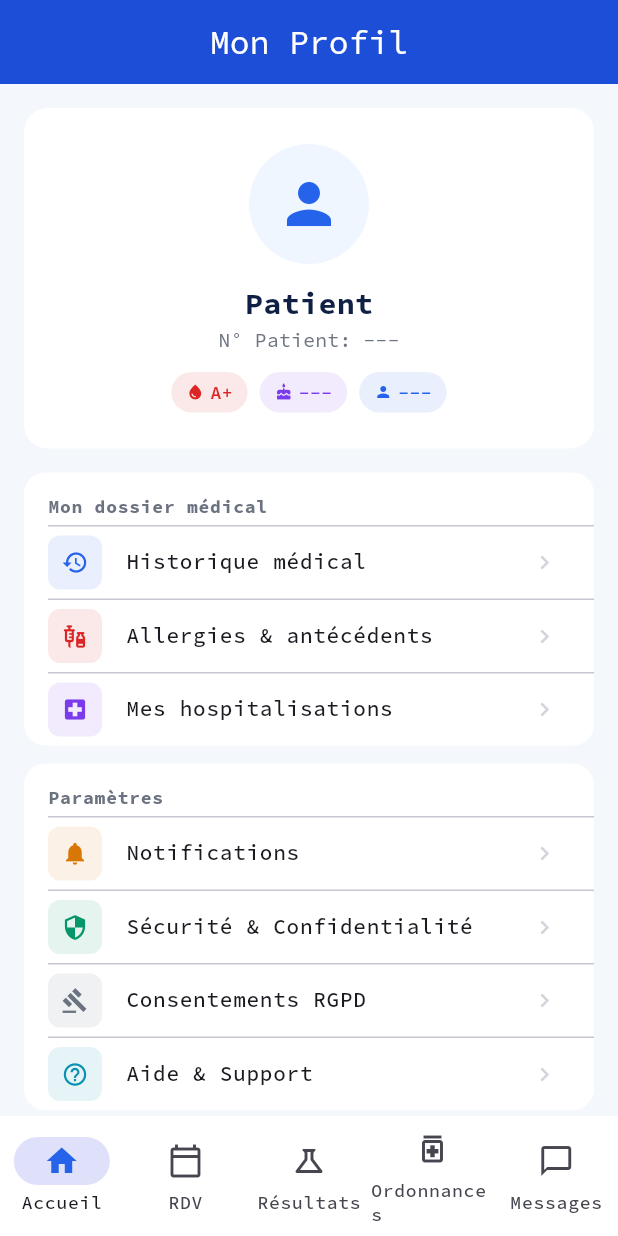
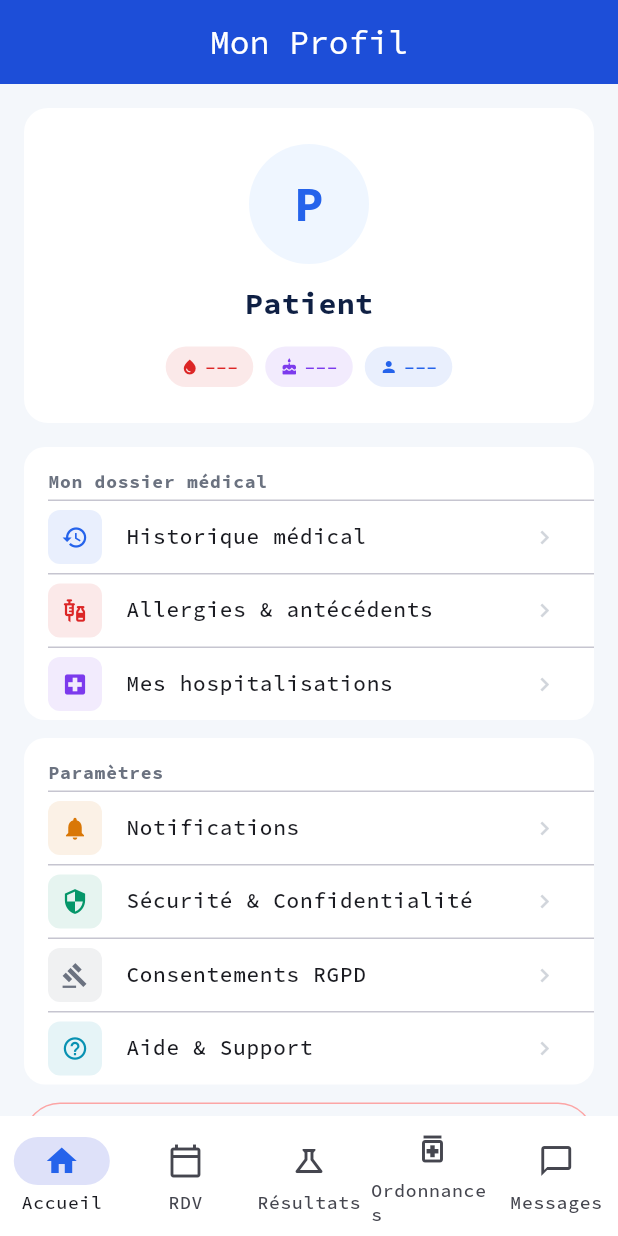
Before and after one commit to jiminmadingou-code/sghl, a Flutter app: the ProfileScreen screen opened by its route, on a phone screen of 412 x 824 dp. Run offline on Flutter 3.47's test engine with Material 3 defaults, Android fonts, the phone set to English and light mode, and no system bars; our stand-ins replace dio, flutter_riverpod, flutter_secure_storage, go_router, google_fonts, shared_preferences; accounts and stored records are empty; network calls fail.

Commit message:
fix: affichage nom patient connecte, stockage user_data en JSON, suppression Mamadou Diallo

```diff
--- a/mobile/patient_app/lib/screens/profile_screen.dart
+++ b/mobile/patient_app/lib/screens/profile_screen.dart
@@ -1,10 +1,10 @@
+import 'dart:convert';
 import 'package:flutter/material.dart';
 import 'package:go_router/go_router.dart';
 import '../services/api_service.dart';
 
 class ProfileScreen extends StatefulWidget {
   const ProfileScreen({super.key});
-
   @override
   State<ProfileScreen> createState() => _ProfileScreenState();
 }
@@ -23,68 +23,67 @@ class _ProfileScreenState extends State<ProfileScreen> {
 
   Future<void> _loadData() async {
     try {
-      // Lire les données utilisateur stockées après login/inscription
       final userDataStr = await secureStorage.read(key: 'user_data');
       Map<String, dynamic>? user;
       if (userDataStr != null) {
         try {
-          user = {
-            'username': userDataStr,
-          };
-        } catch (_) {}
+          user = jsonDecode(userDataStr) as Map<String, dynamic>;
+        } catch (_) {
+          user = {'username': userDataStr};
+        }
       }
 
-      // Essayer de récupérer le profil complet depuis l'API
       try {
         final profile = await apiService.getMyProfile();
-        setState(() {
-          _user = user;
-          _patient = profile;
-          _loading = false;
-        });
+        if (mounted) setState(() { _user = user; _patient = profile; _loading = false; });
       } catch (_) {
-        // Si l'API ne retourne rien, utiliser les données stockées
-        setState(() {
-          _user = user;
-          _loading = false;
-        });
+        if (mounted) setState(() { _user = user; _loading = false; });
       }
     } catch (e) {
-      setState(() {
-        _error = 'Impossible de charger le profil.';
-        _loading = false;
-      });
+      if (mounted) setState(() { _error = 'Impossible de charger le profil.'; _loading = false; });
     }
   }
 
   String _getFullName() {
     if (_patient != null) {
+      final prenom = (_patient!['prenom'] ?? '').toString();
       final nom = (_patient!['nom'] ?? '').toString();
-      final prenom = (_patient!['prenom'] ?? '').toString();
-      if (nom.isNotEmpty || prenom.isNotEmpty) {
-        return '${prenom} $nom'.trim();
-      }
+      if (prenom.isNotEmpty || nom.isNotEmpty) return '$prenom $nom'.trim();
     }
     if (_user != null) {
+      final fn = _user!['full_name']?.toString() ?? '';
+      if (fn.isNotEmpty) return fn;
+      final first = _user!['first_name']?.toString() ?? '';
+      final last = _user!['last_name']?.toString() ?? '';
+      if (first.isNotEmpty || last.isNotEmpty) return '$first $last'.trim();
       return _user!['username']?.toString() ?? 'Patient';
     }
     return 'Patient';
   }
 
+  String _getEmail() {
+    if (_user != null && _user!['email'] != null) return _user!['email'].toString();
+    return '';
+  }
+
   String _getPatientNumber() {
-    if (_patient != null && _patient!['id'] != null) {
-      return 'N° Patient: ${_patient!['id']}';
-    }
-    return 'N° Patient: ---';
+    if (_patient != null && _patient!['id'] != null) return 'N° ${_patient!['id']}';
+    return '';
   }
 
   String _getAge() {
     if (_patient != null && _patient!['date_naissance'] != null) {
       try {
-        final parts = (_patient!['date_naissance'] ?? '').toString().split('/');
-        if (parts.length == 3) {
-          final birthYear = int.parse(parts[2]);
-          final age = DateTime.now().year - birthYear;
+        final raw = _patient!['date_naissance'].toString();
+        DateTime? dob;
+        if (raw.contains('-')) {
+          dob = DateTime.parse(raw);
+        } else if (raw.contains('/')) {
+          final p = raw.split('/');
+          dob = DateTime(int.parse(p[2]), int.parse(p[1]), int.parse(p[0]));
+        }
+        if (dob != null) {
+          final age = DateTime.now().year - dob.year;
           return '$age ans';
         }
       } catch (_) {}
@@ -102,10 +101,10 @@ class _ProfileScreenState extends State<ProfileScreen> {
   }
 
   String _getBloodType() {
-    if (_patient != null && _patient!['groupe_sanguin'] != null) {
+    if (_patient != null && (_patient!['groupe_sanguin'] ?? '').toString().isNotEmpty) {
       return _patient!['groupe_sanguin'].toString();
     }
-    return 'A+'; // Valeur par défaut
+    return '---';
   }
 
   @override
@@ -116,113 +115,61 @@ class _ProfileScreenState extends State<ProfileScreen> {
       body: _loading
           ? const Center(child: CircularProgressIndicator())
           : _error != null
-              ? Center(
-                  child: Column(
-                    mainAxisAlignment: MainAxisAlignment.center,
-                    children: [
+              ? Center(child: Column(mainAxisAlignment: MainAxisAlignment.center, children: [
                   const Icon(Icons.error_outline, size: 48, color: Color(0xFFDC2626)),
                   const SizedBox(height: 16),
                   Text(_error!, style: const TextStyle(color: Color(0xFFDC2626))),
                   const SizedBox(height: 16),
-                      ElevatedButton(
-                        onPressed: () => setState(() { _loading = true; _error = null; }),
-                        child: const Text('Réessayer'),
-                      ),
-                    ],
-                  ),
-                )
+                  ElevatedButton(onPressed: () => setState(() { _loading = true; _error = null; _loadData(); }), child: const Text('Réessayer')),
+                ]))
               : SingleChildScrollView(
                   padding: const EdgeInsets.all(16),
-                  child: Column(
-                    children: [
+                  child: Column(children: [
+                    // Carte profil
                     Container(
                       padding: const EdgeInsets.all(24),
-                        decoration: BoxDecoration(
-                            color: Colors.white, borderRadius: BorderRadius.circular(16)),
-                        child: Column(
-                          children: [
+                      decoration: BoxDecoration(color: Colors.white, borderRadius: BorderRadius.circular(16)),
+                      child: Column(children: [
                         CircleAvatar(
                           radius: 40,
                           backgroundColor: const Color(0xFFEFF6FF),
-                              child: const Icon(Icons.person,
-                                  size: 44, color: Color(0xFF2563EB)),
+                          child: Text(
+                            _getFullName().isNotEmpty ? _getFullName()[0].toUpperCase() : 'P',
+                            style: const TextStyle(fontSize: 32, fontWeight: FontWeight.w700, color: Color(0xFF2563EB)),
+                          ),
                         ),
                         const SizedBox(height: 12),
-                            Text(
-                              _getFullName(),
-                              style: const TextStyle(
-                                  fontSize: 20,
-                                  fontWeight: FontWeight.w700,
-                                  color: Color(0xFF0F2044)),
-                            ),
-                            Text(
-                              _getPatientNumber(),
-                              style: const TextStyle(
-                                  fontSize: 13, color: Color(0xFF6B7280)),
-                            ),
-                            const SizedBox(height: 12),
-                            Row(
-                              mainAxisAlignment: MainAxisAlignment.center,
-                              children: [
-                                _InfoChip(
-                                    label: _getBloodType(),
-                                    icon: Icons.water_drop,
-                                    color: const Color(0xFFDC2626)),
+                        Text(_getFullName(), style: const TextStyle(fontSize: 20, fontWeight: FontWeight.w700, color: Color(0xFF0F2044))),
+                        if (_getEmail().isNotEmpty) ...[
+                          const SizedBox(height: 4),
+                          Text(_getEmail(), style: const TextStyle(fontSize: 13, color: Color(0xFF6B7280))),
+                        ],
+                        if (_getPatientNumber().isNotEmpty) ...[
+                          const SizedBox(height: 2),
+                          Text(_getPatientNumber(), style: const TextStyle(fontSize: 12, color: Color(0xFF9CA3AF))),
+                        ],
+                        const SizedBox(height: 14),
+                        Row(mainAxisAlignment: MainAxisAlignment.center, children: [
+                          _InfoChip(label: _getBloodType(), icon: Icons.water_drop, color: const Color(0xFFDC2626)),
                           const SizedBox(width: 8),
-                                _InfoChip(
-                                    label: _getAge(),
-                                    icon: Icons.cake,
-                                    color: const Color(0xFF7C3AED)),
+                          _InfoChip(label: _getAge(), icon: Icons.cake, color: const Color(0xFF7C3AED)),
                           const SizedBox(width: 8),
-                                _InfoChip(
-                                    label: _getGender(),
-                                    icon: Icons.person,
-                                    color: const Color(0xFF2563EB)),
-                              ],
-                            ),
-                          ],
-                        ),
+                          _InfoChip(label: _getGender(), icon: Icons.person, color: const Color(0xFF2563EB)),
+                        ]),
+                      ]),
                     ),
                     const SizedBox(height: 16),
                     _MenuSection(title: 'Mon dossier médical', items: [
-                        _MenuItem(
-                            icon: Icons.history,
-                            label: 'Historique médical',
-                            color: const Color(0xFF2563EB),
-                            onTap: () {}),
-                        _MenuItem(
-                            icon: Icons.vaccines,
-                            label: 'Allergies & antécédents',
-                            color: const Color(0xFFDC2626),
-                            onTap: () {}),
-                        _MenuItem(
-                            icon: Icons.local_hospital,
-                            label: 'Mes hospitalisations',
-                            color: const Color(0xFF7C3AED),
-                            onTap: () {}),
+                      _MenuItem(icon: Icons.history, label: 'Historique médical', color: const Color(0xFF2563EB), onTap: () {}),
+                      _MenuItem(icon: Icons.vaccines, label: 'Allergies & antécédents', color: const Color(0xFFDC2626), onTap: () {}),
+                      _MenuItem(icon: Icons.local_hospital, label: 'Mes hospitalisations', color: const Color(0xFF7C3AED), onTap: () {}),
                     ]),
                     const SizedBox(height: 12),
                     _MenuSection(title: 'Paramètres', items: [
-                        _MenuItem(
-                            icon: Icons.notifications,
-                            label: 'Notifications',
-                            color: const Color(0xFFD97706),
-                            onTap: () {}),
-                        _MenuItem(
-                            icon: Icons.security,
-                            label: 'Sécurité & Confidentialité',
-                            color: const Color(0xFF059669),
-                            onTap: () {}),
-                        _MenuItem(
-                            icon: Icons.gavel,
-                            label: 'Consentements RGPD',
-                            color: const Color(0xFF6B7280),
-                            onTap: () {}),
-                        _MenuItem(
-                            icon: Icons.help_outline,
-                            label: 'Aide & Support',
-                            color: const Color(0xFF0891B2),
-                            onTap: () {}),
+                      _MenuItem(icon: Icons.notifications, label: 'Notifications', color: const Color(0xFFD97706), onTap: () {}),
+                      _MenuItem(icon: Icons.security, label: 'Sécurité & Confidentialité', color: const Color(0xFF059669), onTap: () {}),
+                      _MenuItem(icon: Icons.gavel, label: 'Consentements RGPD', color: const Color(0xFF6B7280), onTap: () {}),
+                      _MenuItem(icon: Icons.help_outline, label: 'Aide & Support', color: const Color(0xFF0891B2), onTap: () {}),
                     ]),
                     const SizedBox(height: 12),
                     SizedBox(
@@ -232,26 +179,17 @@ class _ProfileScreenState extends State<ProfileScreen> {
                           await apiService.logout();
                           if (context.mounted) context.go('/login');
                         },
-                          icon: const Icon(Icons.logout,
-                              color: Color(0xFFDC2626)),
-                          label: const Text(
-                              'Se déconnecter',
-                              style: TextStyle(
-                                  color: Color(0xFFDC2626))),
+                        icon: const Icon(Icons.logout, color: Color(0xFFDC2626)),
+                        label: const Text('Se déconnecter', style: TextStyle(color: Color(0xFFDC2626))),
                         style: OutlinedButton.styleFrom(
-                              side: const BorderSide(
-                                  color: Color(0xFFFCA5A5)),
-                              padding: const EdgeInsets.symmetric(
-                                  vertical: 14)),
+                          side: const BorderSide(color: Color(0xFFFCA5A5)),
+                          padding: const EdgeInsets.symmetric(vertical: 14),
+                        ),
                       ),
                     ),
                     const SizedBox(height: 24),
-                      const Text(
-                          'CHU SGHL v1.0.0 · Données sécurisées HDS',
-                          style: TextStyle(
-                              fontSize: 11, color: Color(0xFF9CA3AF))),
-                    ],
-                  ),
+                    const Text('CHU SGHL v1.0.0 · Données sécurisées HDS', style: TextStyle(fontSize: 11, color: Color(0xFF9CA3AF))),
+                  ]),
                 ),
     );
   }
@@ -268,14 +206,11 @@ class _InfoChip extends StatelessWidget {
     return Container(
       padding: const EdgeInsets.symmetric(horizontal: 10, vertical: 5),
       decoration: BoxDecoration(color: color.withOpacity(0.1), borderRadius: BorderRadius.circular(20)),
-      child: Row(
-        mainAxisSize: MainAxisSize.min,
-        children: [
+      child: Row(mainAxisSize: MainAxisSize.min, children: [
         Icon(icon, size: 12, color: color),
         const SizedBox(width: 4),
         Text(label, style: TextStyle(fontSize: 12, fontWeight: FontWeight.w600, color: color)),
-        ],
-      ),
+      ]),
     );
   }
 }
@@ -289,9 +224,7 @@ class _MenuSection extends StatelessWidget {
   Widget build(BuildContext context) {
     return Container(
       decoration: BoxDecoration(color: Colors.white, borderRadius: BorderRadius.circular(14)),
-      child: Column(
-        crossAxisAlignment: CrossAxisAlignment.start,
-        children: [
+      child: Column(crossAxisAlignment: CrossAxisAlignment.start, children: [
         Padding(
           padding: const EdgeInsets.fromLTRB(16, 14, 16, 4),
           child: Text(title, style: const TextStyle(fontSize: 12, fontWeight: FontWeight.w700, color: Color(0xFF6B7280), letterSpacing: 0.5)),
@@ -310,8 +243,7 @@ class _MenuSection extends StatelessWidget {
             dense: true,
           ),
         ])),
-        ],
-      ),
+      ]),
     );
   }
 }
--- a/mobile/patient_app/lib/screens/register_screen.dart
+++ b/mobile/patient_app/lib/screens/register_screen.dart
@@ -1,3 +1,4 @@
+import 'dart:convert';
 import 'package:flutter/material.dart';
 import 'package:go_router/go_router.dart';
 import 'package:dio/dio.dart';
@@ -64,6 +65,7 @@ class _RegisterScreenState extends State<RegisterScreen> with SingleTickerProvid
         final data = response.data;
         if (data['access'] != null) await secureStorage.write(key: 'access_token', value: data['access']);
         if (data['refresh'] != null) await secureStorage.write(key: 'refresh_token', value: data['refresh']);
+        if (data['user'] != null) await secureStorage.write(key: 'user_data', value: jsonEncode(data['user']));
         if (mounted) {
           ScaffoldMessenger.of(context).showSnackBar(
             const SnackBar(
--- a/mobile/patient_app/lib/services/api_service.dart
+++ b/mobile/patient_app/lib/services/api_service.dart
@@ -1,3 +1,4 @@
+import 'dart:convert';
 import 'package:dio/dio.dart';
 import 'package:flutter/foundation.dart' show kIsWeb;
 import 'package:flutter_secure_storage/flutter_secure_storage.dart';
@@ -115,7 +116,7 @@ class ApiService {
     await secureStorage.write(key: 'access_token', value: response.data['access']);
     await secureStorage.write(key: 'refresh_token', value: response.data['refresh']);
     if (response.data['user'] != null) {
-      await secureStorage.write(key: 'user_data', value: response.data['user'].toString());
+      await secureStorage.write(key: 'user_data', value: jsonEncode(response.data['user']));
     }
     return response.data;
   }
```
Also changed, not shown: mobile/patient_app/lib/screens/home_screen.dart (+19 -1 lines). Lines whose indentation alone changed are shown as unchanged.
